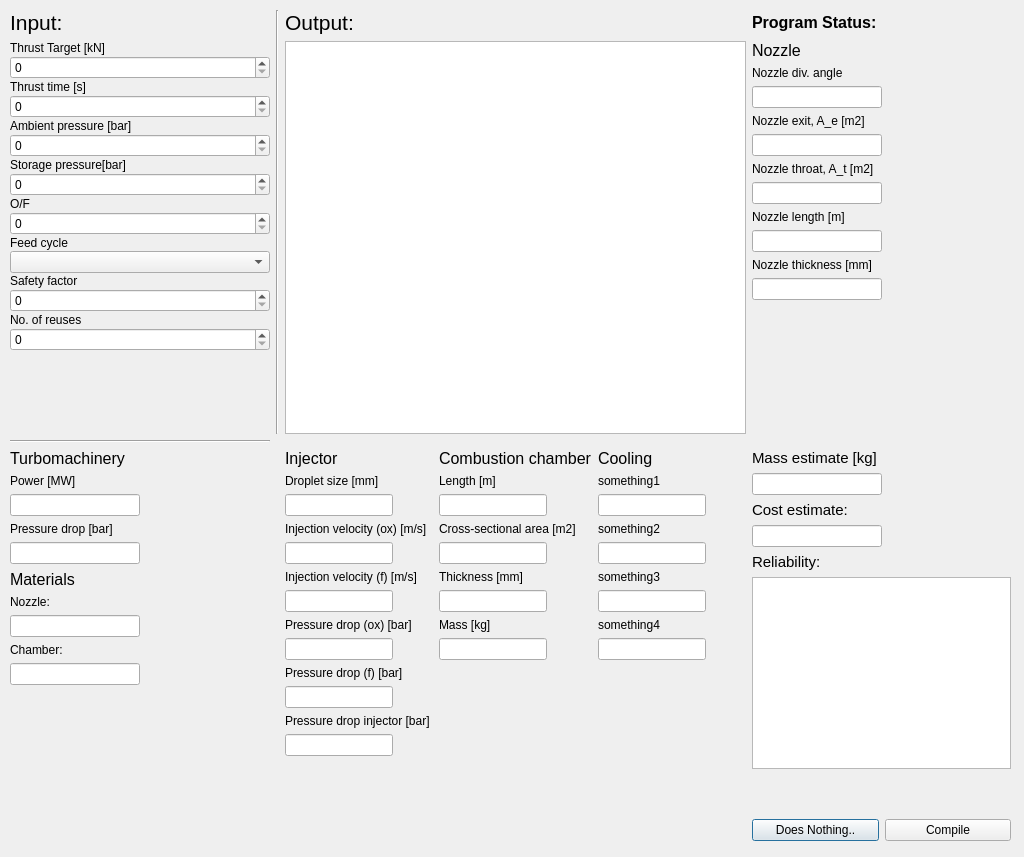
Before: the Qt Designer form GUI.ui in casruks/CDP-LRE-Integrated-Design-Model, drawn with Qt 5.
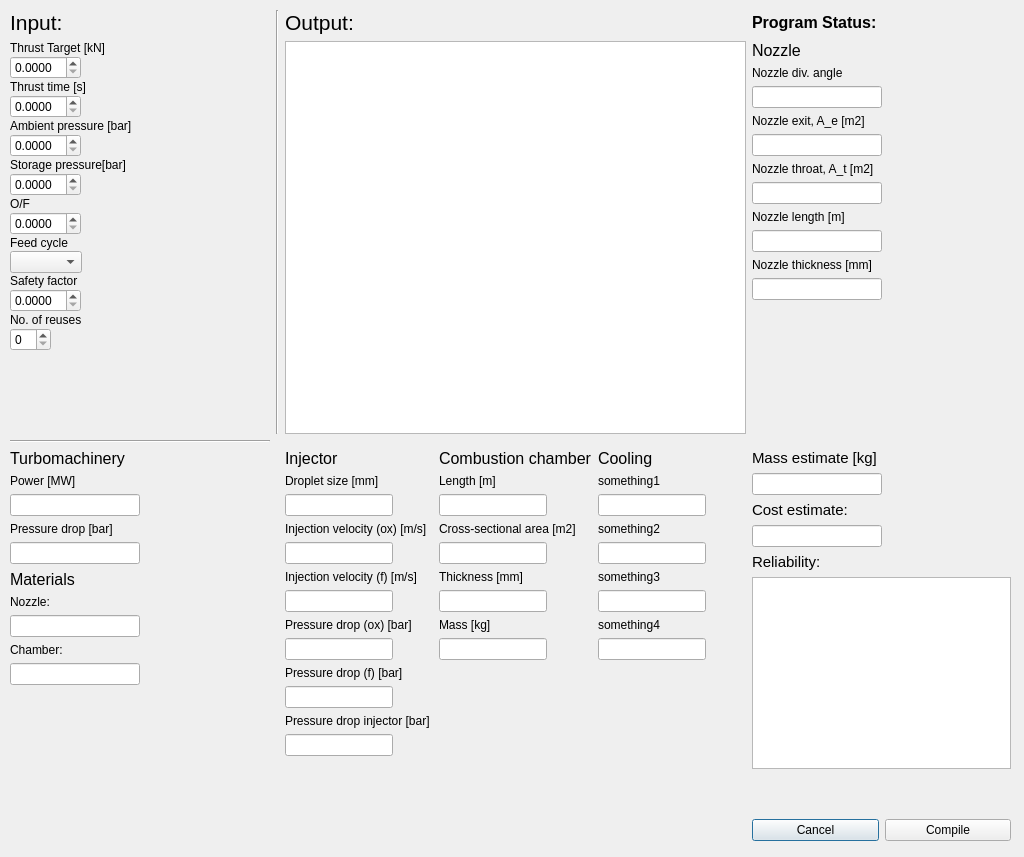
After: the same form once the commit is applied.

```diff
--- a/GUI.ui
+++ b/GUI.ui
@@ -138,8 +138,11 @@
        <layout class="QHBoxLayout" name="horizontalLayout_21">
         <item>
          <widget class="QPushButton" name="pushButton_L">
+          <property name="styleSheet">
+           <string notr="true"/>
+          </property>
           <property name="text">
-           <string>Does Nothing..</string>
+           <string>Cancel</string>
           </property>
          </widget>
         </item>
@@ -401,11 +404,28 @@
        </widget>
       </item>
       <item>
-       <widget class="QSpinBox" name="spinBox_T">
-        <property name="maximum">
-         <number>99999999</number>
-        </property>
-       </widget>
+       <layout class="QHBoxLayout" name="horizontalLayout_T">
+        <item>
+         <widget class="QDoubleSpinBox" name="doubleSpinBox_T">
+          <property name="decimals">
+           <number>4</number>
+          </property>
+         </widget>
+        </item>
+        <item>
+         <spacer name="horizontalSpacer_26">
+          <property name="orientation">
+           <enum>Qt::Horizontal</enum>
+          </property>
+          <property name="sizeHint" stdset="0">
+           <size>
+            <width>40</width>
+            <height>20</height>
+           </size>
+          </property>
+         </spacer>
+        </item>
+       </layout>
       </item>
       <item>
        <widget class="QLabel" name="label_2">
@@ -415,11 +435,28 @@
        </widget>
       </item>
       <item>
-       <widget class="QSpinBox" name="spinBox_t">
-        <property name="maximum">
-         <number>99999999</number>
-        </property>
-       </widget>
+       <layout class="QHBoxLayout" name="horizontalLayout_t">
+        <item>
+         <widget class="QDoubleSpinBox" name="doubleSpinBox_t">
+          <property name="decimals">
+           <number>4</number>
+          </property>
+         </widget>
+        </item>
+        <item>
+         <spacer name="horizontalSpacer_27">
+          <property name="orientation">
+           <enum>Qt::Horizontal</enum>
+          </property>
+          <property name="sizeHint" stdset="0">
+           <size>
+            <width>40</width>
+            <height>20</height>
+           </size>
+          </property>
+         </spacer>
+        </item>
+       </layout>
       </item>
       <item>
        <widget class="QLabel" name="label_3">
@@ -429,11 +466,28 @@
        </widget>
       </item>
       <item>
-       <widget class="QSpinBox" name="spinBox_pa">
-        <property name="maximum">
-         <number>99999999</number>
-        </property>
-       </widget>
+       <layout class="QHBoxLayout" name="horizontalLayout_pa">
+        <item>
+         <widget class="QDoubleSpinBox" name="doubleSpinBox_pa">
+          <property name="decimals">
+           <number>4</number>
+          </property>
+         </widget>
+        </item>
+        <item>
+         <spacer name="horizontalSpacer_28">
+          <property name="orientation">
+           <enum>Qt::Horizontal</enum>
+          </property>
+          <property name="sizeHint" stdset="0">
+           <size>
+            <width>40</width>
+            <height>20</height>
+           </size>
+          </property>
+         </spacer>
+        </item>
+       </layout>
       </item>
       <item>
        <widget class="QLabel" name="label_5">
@@ -443,11 +497,28 @@
        </widget>
       </item>
       <item>
-       <widget class="QSpinBox" name="spinBox_ps">
-        <property name="maximum">
-         <number>99999999</number>
-        </property>
-       </widget>
+       <layout class="QHBoxLayout" name="horizontalLayout_ps">
+        <item>
+         <widget class="QDoubleSpinBox" name="doubleSpinBox_ps">
+          <property name="decimals">
+           <number>4</number>
+          </property>
+         </widget>
+        </item>
+        <item>
+         <spacer name="horizontalSpacer_29">
+          <property name="orientation">
+           <enum>Qt::Horizontal</enum>
+          </property>
+          <property name="sizeHint" stdset="0">
+           <size>
+            <width>40</width>
+            <height>20</height>
+           </size>
+          </property>
+         </spacer>
+        </item>
+       </layout>
       </item>
       <item>
        <widget class="QLabel" name="label_6">
@@ -457,11 +528,28 @@
        </widget>
       </item>
       <item>
-       <widget class="QSpinBox" name="spinBox_OF">
-        <property name="maximum">
-         <number>99999999</number>
-        </property>
-       </widget>
+       <layout class="QHBoxLayout" name="horizontalLayout_OF">
+        <item>
+         <widget class="QDoubleSpinBox" name="doubleSpinBox_OF">
+          <property name="decimals">
+           <number>4</number>
+          </property>
+         </widget>
+        </item>
+        <item>
+         <spacer name="horizontalSpacer_30">
+          <property name="orientation">
+           <enum>Qt::Horizontal</enum>
+          </property>
+          <property name="sizeHint" stdset="0">
+           <size>
+            <width>40</width>
+            <height>20</height>
+           </size>
+          </property>
+         </spacer>
+        </item>
+       </layout>
       </item>
       <item>
        <widget class="QLabel" name="label_4">
@@ -471,7 +559,24 @@
        </widget>
       </item>
       <item>
-       <widget class="QComboBox" name="comboBox"/>
+       <layout class="QHBoxLayout" name="horizontalLayout_24">
+        <item>
+         <widget class="QComboBox" name="comboBox"/>
+        </item>
+        <item>
+         <spacer name="horizontalSpacer_33">
+          <property name="orientation">
+           <enum>Qt::Horizontal</enum>
+          </property>
+          <property name="sizeHint" stdset="0">
+           <size>
+            <width>40</width>
+            <height>20</height>
+           </size>
+          </property>
+         </spacer>
+        </item>
+       </layout>
       </item>
       <item>
        <widget class="QLabel" name="label_7">
@@ -481,11 +586,28 @@
        </widget>
       </item>
       <item>
-       <widget class="QSpinBox" name="spinBox_SF">
-        <property name="maximum">
-         <number>99999999</number>
-        </property>
-       </widget>
+       <layout class="QHBoxLayout" name="horizontalLayout_SF">
+        <item>
+         <widget class="QDoubleSpinBox" name="doubleSpinBox_SF">
+          <property name="decimals">
+           <number>4</number>
+          </property>
+         </widget>
+        </item>
+        <item>
+         <spacer name="horizontalSpacer_31">
+          <property name="orientation">
+           <enum>Qt::Horizontal</enum>
+          </property>
+          <property name="sizeHint" stdset="0">
+           <size>
+            <width>40</width>
+            <height>20</height>
+           </size>
+          </property>
+         </spacer>
+        </item>
+       </layout>
       </item>
       <item>
        <widget class="QLabel" name="label_8">
@@ -495,11 +617,24 @@
        </widget>
       </item>
       <item>
-       <widget class="QSpinBox" name="spinBox_No">
-        <property name="maximum">
-         <number>99999999</number>
-        </property>
-       </widget>
+       <layout class="QHBoxLayout" name="horizontalLayout_No">
+        <item>
+         <widget class="QSpinBox" name="spinBox_No"/>
+        </item>
+        <item>
+         <spacer name="horizontalSpacer_32">
+          <property name="orientation">
+           <enum>Qt::Horizontal</enum>
+          </property>
+          <property name="sizeHint" stdset="0">
+           <size>
+            <width>40</width>
+            <height>20</height>
+           </size>
+          </property>
+         </spacer>
+        </item>
+       </layout>
       </item>
       <item>
        <spacer name="verticalSpacer_8">
```
Left out of the diff: 3 changed lines with no effect on the pictures.
